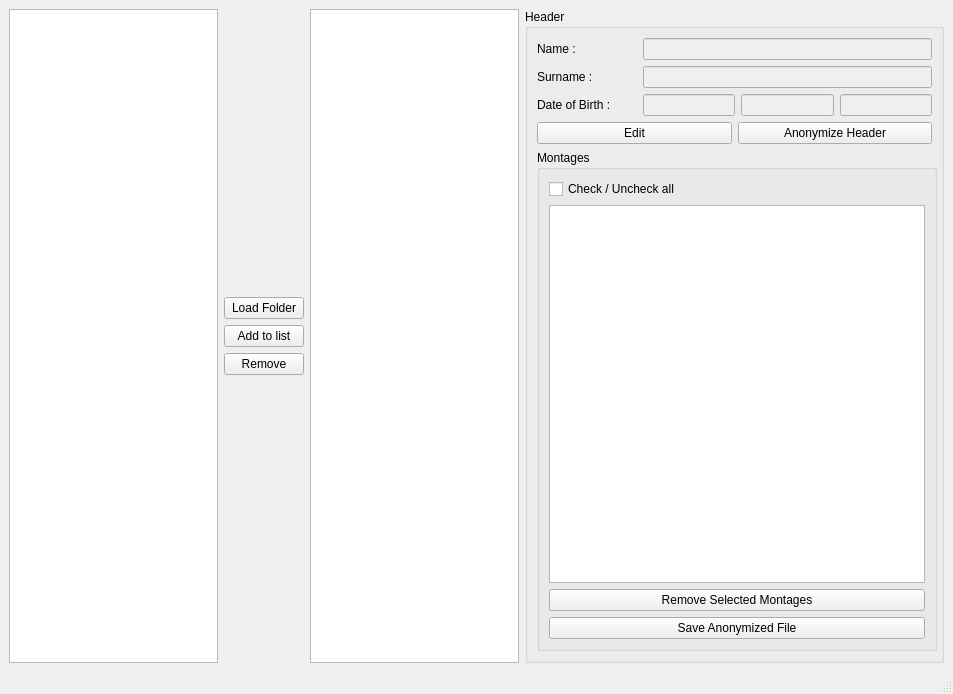
This is TRCAnonymizer.ui in floriansipp/TRCAnonymizer as Qt 5 draws it before an edit. The edited form follows.
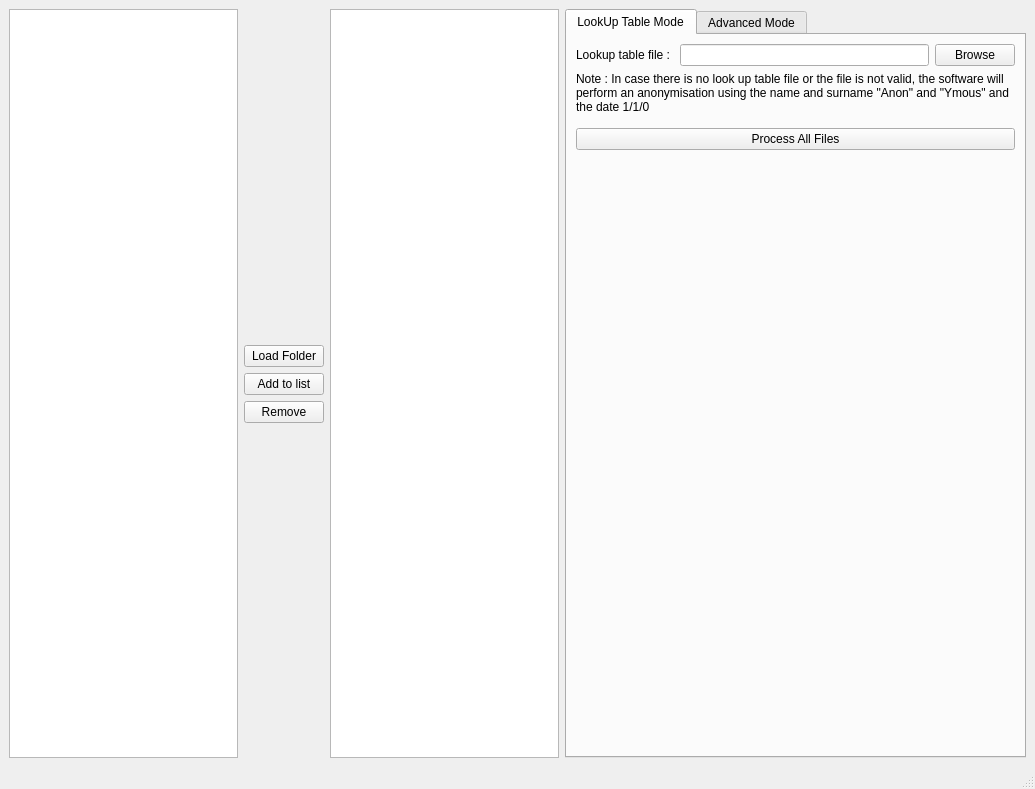
This is the edited form. The open tabs and pages were chosen to show the change.

Commit message: Mise en place des deux modes, et le mode advanced marche il semble TODO : LUT

Patch:
```diff
--- a/TRCAnonymizer.ui
+++ b/TRCAnonymizer.ui
@@ -6,15 +6,15 @@
    <rect>
     <x>0</x>
     <y>0</y>
-    <width>953</width>
-    <height>694</height>
+    <width>1035</width>
+    <height>789</height>
    </rect>
   </property>
   <property name="windowTitle">
    <string>TRCAnonymizer</string>
   </property>
   <widget class="QWidget" name="centralwidget">
-   <layout class="QHBoxLayout" name="horizontalLayout_5">
+   <layout class="QHBoxLayout" name="horizontalLayout_7">
     <item>
      <widget class="QTreeView" name="treeView">
       <property name="selectionMode">
@@ -90,9 +90,114 @@
      </widget>
     </item>
     <item>
+     <widget class="QTabWidget" name="tabWidget">
+      <property name="currentIndex">
+       <number>1</number>
+      </property>
+      <widget class="QWidget" name="tab">
+       <attribute name="title">
+        <string>LookUp Table Mode</string>
+       </attribute>
+       <layout class="QVBoxLayout" name="verticalLayout_6">
+        <item>
+         <layout class="QHBoxLayout" name="horizontalLayout_5">
+          <item>
+           <widget class="QLabel" name="label_4">
+            <property name="text">
+             <string>Lookup table file : </string>
+            </property>
+           </widget>
+          </item>
+          <item>
+           <widget class="QLineEdit" name="LookUpTableLineEdit"/>
+          </item>
+          <item>
+           <widget class="QPushButton" name="BrowseLUTPushButton">
+            <property name="text">
+             <string>Browse</string>
+            </property>
+           </widget>
+          </item>
+         </layout>
+        </item>
+        <item>
+         <widget class="QLabel" name="label_5">
+          <property name="minimumSize">
+           <size>
+            <width>0</width>
+            <height>50</height>
+           </size>
+          </property>
+          <property name="text">
+           <string>Note : In case there is no look up table file or the file is not valid, the software will perform an anonymisation using the name and surname &quot;Anon&quot; and &quot;Ymous&quot; and the date 1/1/0</string>
+          </property>
+          <property name="alignment">
+           <set>Qt::AlignLeading|Qt::AlignLeft|Qt::AlignTop</set>
+          </property>
+          <property name="wordWrap">
+           <bool>true</bool>
+          </property>
+         </widget>
+        </item>
+        <item>
+         <layout class="QHBoxLayout" name="horizontalLayout_6">
+          <item>
+           <widget class="QPushButton" name="ProcessFilesLUTPushButton">
+            <property name="text">
+             <string>Process All Files</string>
+            </property>
+           </widget>
+          </item>
+         </layout>
+        </item>
+        <item>
+         <spacer name="verticalSpacer_4">
+          <property name="orientation">
+           <enum>Qt::Vertical</enum>
+          </property>
+          <property name="sizeHint" stdset="0">
+           <size>
+            <width>20</width>
+            <height>40</height>
+           </size>
+          </property>
+         </spacer>
+        </item>
+       </layout>
+      </widget>
+      <widget class="QWidget" name="tab_2">
+       <attribute name="title">
+        <string>Advanced Mode</string>
+       </attribute>
      <layout class="QVBoxLayout" name="verticalLayout_2">
       <item>
-       <widget class="QGroupBox" name="groupBox_2">
+         <widget class="QCheckBox" name="ProcessAllFilesCheckBox">
+          <property name="text">
+           <string>Process All Files in list</string>
+          </property>
+         </widget>
+        </item>
+        <item>
+         <widget class="QLabel" name="label_6">
+          <property name="minimumSize">
+           <size>
+            <width>0</width>
+            <height>10</height>
+           </size>
+          </property>
+          <property name="maximumSize">
+           <size>
+            <width>16777215</width>
+            <height>10</height>
+           </size>
+          </property>
+          <property name="text">
+           <string/>
+          </property>
+         </widget>
+        </item>
+        <item>
+         <widget class="QGroupBox" name="Header_GroupBox">
         <property name="minimumSize">
          <size>
           <width>400</width>
@@ -225,8 +330,11 @@
            </item>
           </layout>
          </item>
+          </layout>
+         </widget>
+        </item>
          <item>
-          <widget class="QGroupBox" name="groupBox">
+         <widget class="QGroupBox" name="Montages_GroupBox">
            <property name="minimumSize">
             <size>
              <width>400</width>
@@ -266,8 +374,7 @@
          </item>
         </layout>
        </widget>
-      </item>
-     </layout>
+     </widget>
     </item>
    </layout>
   </widget>
```
Lines whose indentation alone changed are shown as unchanged. The commit also changes 7 other files.
